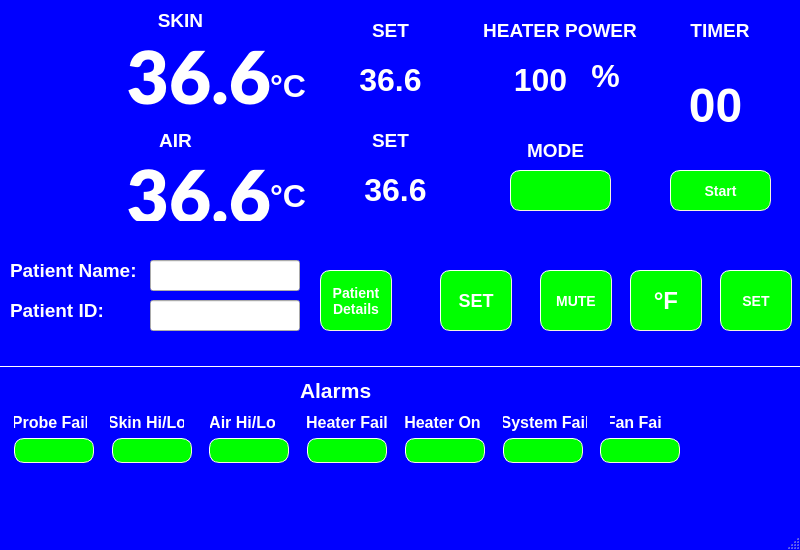
eurosa/Rasberry5InchDisplay, file mainwindow.ui: the form before one commit.
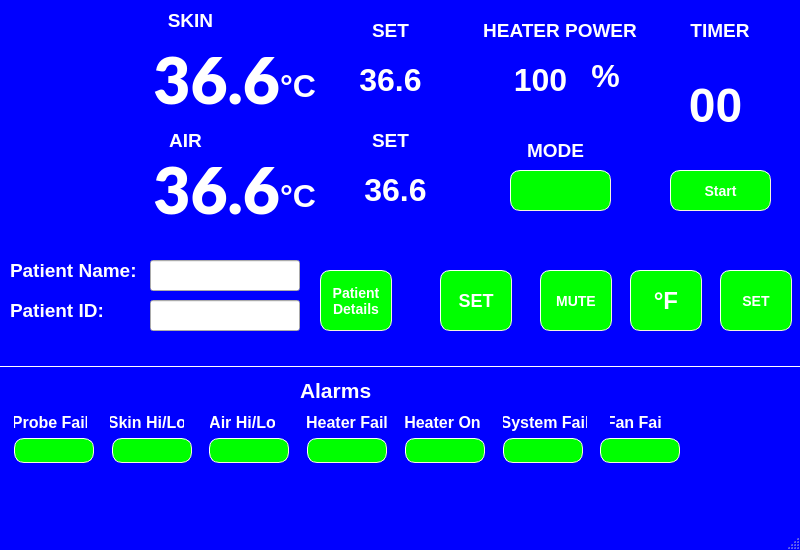
The form after the commit. Icons and pictures are not drawn.

```diff
--- a/mainwindow.ui
+++ b/mainwindow.ui
@@ -362,16 +362,28 @@
    <widget class="QLabel" name="tempLabel4">
     <property name="geometry">
      <rect>
-      <x>80</x>
+      <x>90</x>
       <y>150</y>
-      <width>191</width>
-      <height>71</height>
+      <width>190</width>
+      <height>77</height>
      </rect>
     </property>
+    <property name="minimumSize">
+     <size>
+      <width>190</width>
+      <height>77</height>
+     </size>
+    </property>
+    <property name="maximumSize">
+     <size>
+      <width>190</width>
+      <height>77</height>
+     </size>
+    </property>
     <property name="font">
      <font>
       <family>Lato Black</family>
-      <pointsize>55</pointsize>
+      <pointsize>48</pointsize>
       <weight>75</weight>
       <bold>true</bold>
      </font>
@@ -390,7 +402,7 @@
      <string>36.6</string>
     </property>
     <property name="alignment">
-     <set>Qt::AlignRight|Qt::AlignTop|Qt::AlignTrailing</set>
+     <set>Qt::AlignRight|Qt::AlignTrailing|Qt::AlignVCenter</set>
     </property>
    </widget>
    <widget class="QLabel" name="setLabelAirTemp">
@@ -429,7 +441,7 @@
    <widget class="QLabel" name="setTitleLabel4">
     <property name="geometry">
      <rect>
-      <x>150</x>
+      <x>160</x>
       <y>130</y>
       <width>51</width>
       <height>20</height>
@@ -571,7 +583,7 @@
    <widget class="QLabel" name="setTitleLabel3">
     <property name="geometry">
      <rect>
-      <x>150</x>
+      <x>160</x>
       <y>10</y>
       <width>61</width>
       <height>20</height>
@@ -610,16 +622,28 @@
    <widget class="QLabel" name="tempLabel3">
     <property name="geometry">
      <rect>
-      <x>80</x>
+      <x>90</x>
       <y>40</y>
-      <width>191</width>
-      <height>71</height>
+      <width>190</width>
+      <height>77</height>
      </rect>
     </property>
+    <property name="minimumSize">
+     <size>
+      <width>190</width>
+      <height>77</height>
+     </size>
+    </property>
+    <property name="maximumSize">
+     <size>
+      <width>190</width>
+      <height>77</height>
+     </size>
+    </property>
     <property name="font">
      <font>
       <family>Lato Black</family>
-      <pointsize>55</pointsize>
+      <pointsize>48</pointsize>
       <weight>75</weight>
       <bold>true</bold>
      </font>
@@ -1154,7 +1178,7 @@
    <widget class="QLabel" name="skinTempUnit">
     <property name="geometry">
      <rect>
-      <x>270</x>
+      <x>280</x>
       <y>60</y>
       <width>41</width>
       <height>51</height>
@@ -1183,7 +1207,7 @@
    <widget class="QLabel" name="airTempUnit">
     <property name="geometry">
      <rect>
-      <x>270</x>
+      <x>280</x>
       <y>170</y>
       <width>41</width>
       <height>51</height>
```
